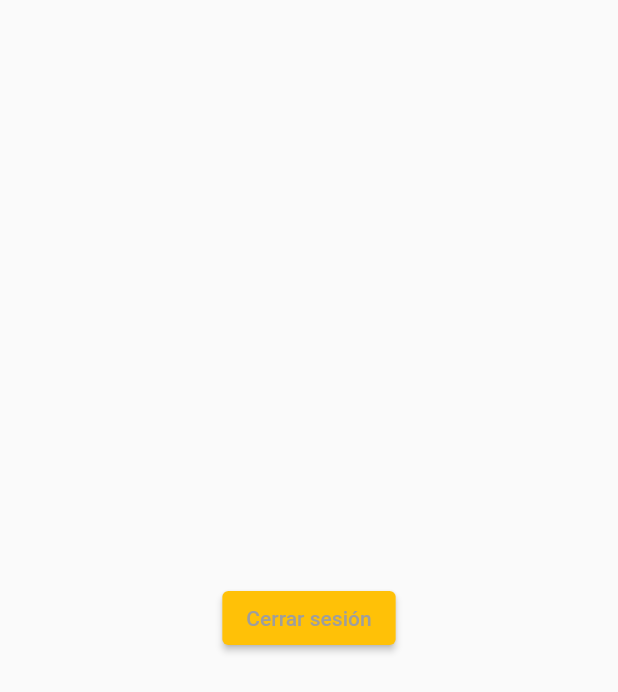
After one commit to ifranvel/App-Delivery, a Flutter app: the HomePage screen opened by its route, on a phone screen of 412 x 824 dp. The commit adds this screen. Shown: the top 692 px of the screen. Run offline on Flutter 3.47's test engine with Material 2 defaults, Android fonts, the phone set to English and light mode, and no system bars; our stand-ins replace get, get_storage; accounts and stored records are empty.

Commit message:
Recordar sesión (GetStorage)

```diff
--- a/flutter_app_delivery/lib/src/models/user.dart
+++ b/flutter_app_delivery/lib/src/models/user.dart
@@ -12,6 +12,7 @@ class User {
     String? phone;
     String? image;
     String? password;
+    String? sessionToken;
 
     User({
         this.id,
@@ -21,6 +22,7 @@ class User {
         this.phone,
         this.image,
         this.password,
+        this.sessionToken
     });
 
     factory User.fromJson(Map<String, dynamic> json) => User(
@@ -31,6 +33,7 @@ class User {
         phone: json["phone"],
         image: json["image"],
         password: json["password"],
+        sessionToken: json["session_token"]
     );
 
     Map<String, dynamic> toJson() => {
@@ -41,5 +44,6 @@ class User {
         "phone": phone,
         "image": image,
         "password": password,
+        "session_token": sessionToken
     };
 }
--- /dev/null
+++ b/flutter_app_delivery/lib/src/pages/home/home_controller.dart
@@ -0,0 +1,19 @@
+import 'package:flutter_app_delivery/src/models/user.dart';
+import 'package:get/get.dart';
+import 'package:get_storage/get_storage.dart';
+
+class HomeController extends GetxController{
+
+  User user = User.fromJson(GetStorage().read("user") ?? {});
+
+  HomeController(){
+    printInfo(info: "${user.toJson()}");
+  }
+
+  void signOut(){
+    GetStorage().remove("user");
+    //Get.toNamed("/");
+    Get.offNamedUntil("/", (route) => false); // Elimina historial pantallas
+  }
+
+}
--- /dev/null
+++ b/flutter_app_delivery/lib/src/pages/home/home_page.dart
@@ -0,0 +1,19 @@
+import 'package:flutter/material.dart';
+import 'package:flutter_app_delivery/src/pages/home/home_controller.dart';
+import 'package:get/get.dart';
+
+class HomePage extends StatelessWidget {
+  HomePage({super.key});
+
+  HomeController con = Get.put(HomeController());
+
+  @override
+  Widget build(BuildContext context) {
+    return Scaffold(
+      body: Center(
+        child: ElevatedButton(onPressed: () => con.signOut(), child: Text("Cerrar sesión")),
+      ),
+    );
+
+  }
+}
--- a/flutter_app_delivery/pubspec.yaml
+++ b/flutter_app_delivery/pubspec.yaml
@@ -10,6 +10,7 @@ dependencies:
   flutter:
     sdk: flutter
   get: ^4.6.5
+  get_storage: ^2.1.1
 
 dev_dependencies:
   flutter_test:
```
Also changed, not shown: flutter_app_delivery/lib/main.dart (+10 -3 lines), flutter_app_delivery/lib/src/pages/login/login_controller.dart (+9 -1 lines), flutter_app_delivery/pubspec.lock, 3 other files.
